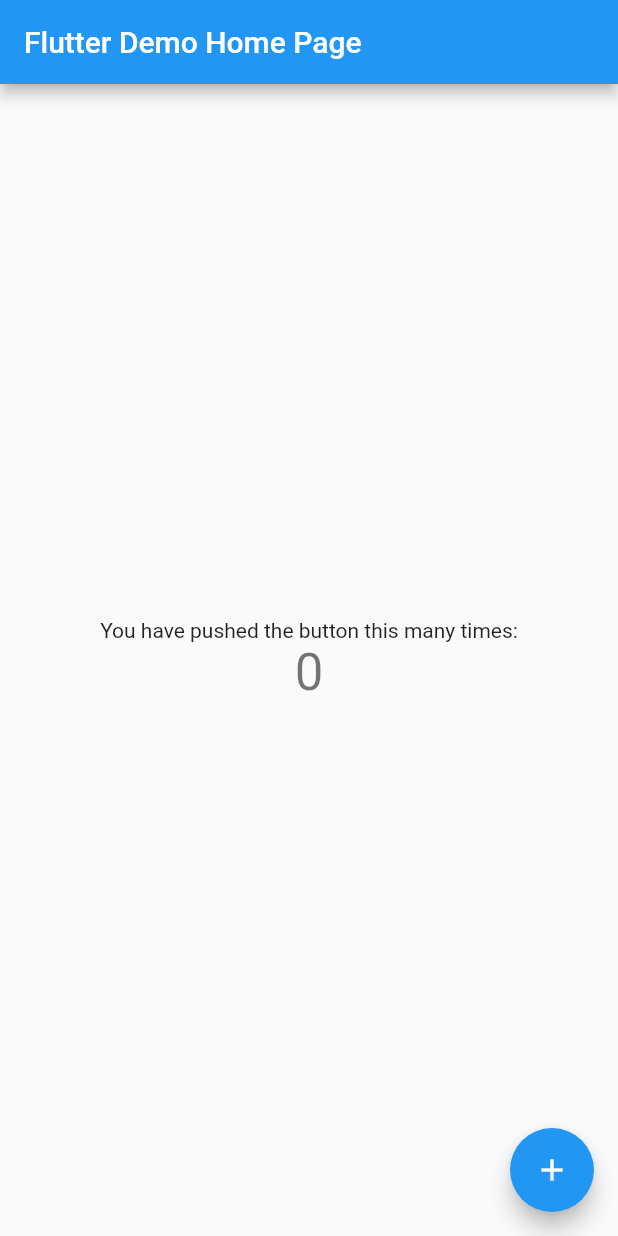
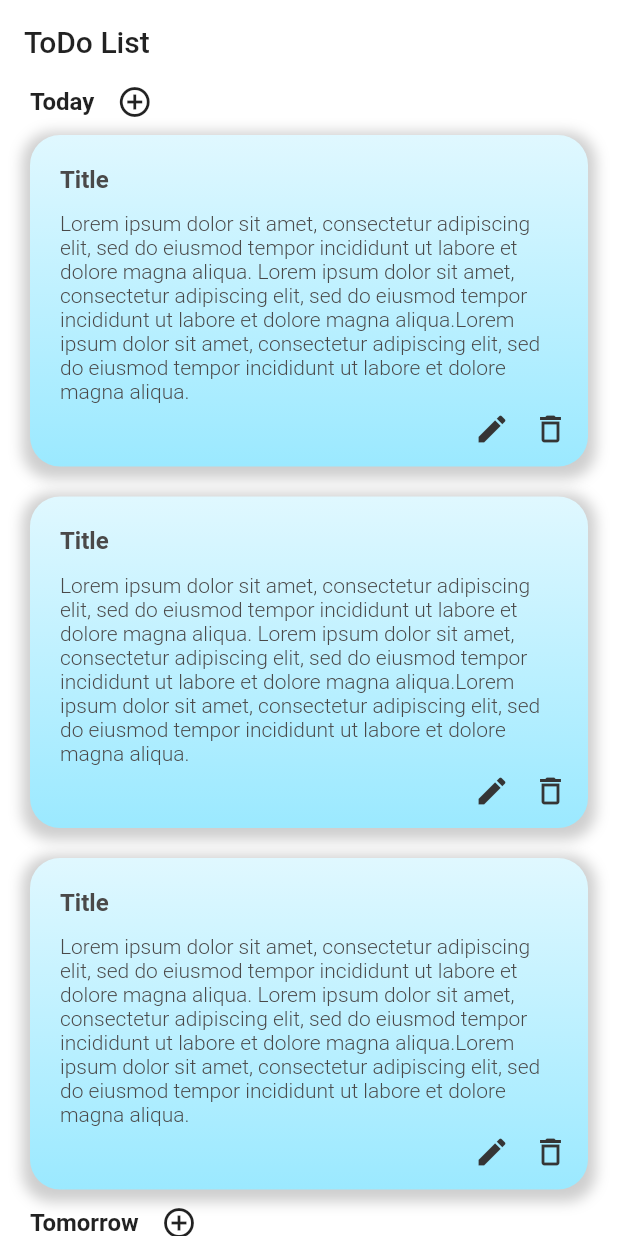
Before and after one commit to shilpashendre/flutter_todolist, a Flutter app: the screen it shows after launch, on a phone screen of 412 x 824 dp. Run offline on Flutter 3.47's test engine with Material 2 defaults, Android fonts, the phone set to English and light mode, and no system bars.

Commit message:
initial UI

```diff
--- a/lib/main.dart
+++ b/lib/main.dart
@@ -1,4 +1,5 @@
 import 'package:flutter/material.dart';
+import 'package:todolist/pages/todo_list_page.dart';
 
 void main() {
   runApp(const MyApp());
@@ -13,33 +14,15 @@ class MyApp extends StatelessWidget {
     return MaterialApp(
       title: 'Flutter Demo',
       theme: ThemeData(
-        // This is the theme of your application.
-        //
-        // Try running your application with "flutter run". You'll see the
-        // application has a blue toolbar. Then, without quitting the app, try
-        // changing the primarySwatch below to Colors.green and then invoke
-        // "hot reload" (press "r" in the console where you ran "flutter run",
-        // or simply save your changes to "hot reload" in a Flutter IDE).
-        // Notice that the counter didn't reset back to zero; the application
-        // is not restarted.
         primarySwatch: Colors.blue,
       ),
-      home: const MyHomePage(title: 'Flutter Demo Home Page'),
+      home: const MyHomePage(title: 'ToDo List'),
     );
   }
 }
 
 class MyHomePage extends StatefulWidget {
   const MyHomePage({Key? key, required this.title}) : super(key: key);
-
-  // This widget is the home page of your application. It is stateful, meaning
-  // that it has a State object (defined below) that contains fields that affect
-  // how it looks.
-
-  // This class is the configuration for the state. It holds the values (in this
-  // case the title) provided by the parent (in this case the App widget) and
-  // used by the build method of the State. Fields in a Widget subclass are
-  // always marked "final".
 
   final String title;
 
@@ -48,68 +31,18 @@ class MyHomePage extends StatefulWidget {
 }
 
 class _MyHomePageState extends State<MyHomePage> {
-  int _counter = 0;
-
-  void _incrementCounter() {
-    setState(() {
-      // This call to setState tells the Flutter framework that something has
-      // changed in this State, which causes it to rerun the build method below
-      // so that the display can reflect the updated values. If we changed
-      // _counter without calling setState(), then the build method would not be
-      // called again, and so nothing would appear to happen.
-      _counter++;
-    });
-  }
-
   @override
   Widget build(BuildContext context) {
-    // This method is rerun every time setState is called, for instance as done
-    // by the _incrementCounter method above.
-    //
-    // The Flutter framework has been optimized to make rerunning build methods
-    // fast, so that you can just rebuild anything that needs updating rather
-    // than having to individually change instances of widgets.
     return Scaffold(
-      appBar: AppBar(
-        // Here we take the value from the MyHomePage object that was created by
-        // the App.build method, and use it to set our appbar title.
-        title: Text(widget.title),
-      ),
-      body: Center(
-        // Center is a layout widget. It takes a single child and positions it
-        // in the middle of the parent.
-        child: Column(
-          // Column is also a layout widget. It takes a list of children and
-          // arranges them vertically. By default, it sizes itself to fit its
-          // children horizontally, and tries to be as tall as its parent.
-          //
-          // Invoke "debug painting" (press "p" in the console, choose the
-          // "Toggle Debug Paint" action from the Flutter Inspector in Android
-          // Studio, or the "Toggle Debug Paint" command in Visual Studio Code)
-          // to see the wireframe for each widget.
-          //
-          // Column has various properties to control how it sizes itself and
-          // how it positions its children. Here we use mainAxisAlignment to
-          // center the children vertically; the main axis here is the vertical
-          // axis because Columns are vertical (the cross axis would be
-          // horizontal).
-          mainAxisAlignment: MainAxisAlignment.center,
-          children: <Widget>[
-            const Text(
-              'You have pushed the button this many times:',
-            ),
-            Text(
-              '$_counter',
-              style: Theme.of(context).textTheme.headline4,
-            ),
-          ],
+        backgroundColor: Colors.white,
+        appBar: AppBar(
+          backgroundColor: Colors.white,
+          elevation: 0,
+          title: Text(
+            widget.title,
+            style: const TextStyle(color: Colors.black87),
+          ),
         ),
-      ),
-      floatingActionButton: FloatingActionButton(
-        onPressed: _incrementCounter,
-        tooltip: 'Increment',
-        child: const Icon(Icons.add),
-      ), // This trailing comma makes auto-formatting nicer for build methods.
-    );
+        body: const ToDoList());
   }
 }
--- /dev/null
+++ b/lib/pages/todo_list_page.dart
@@ -0,0 +1,136 @@
+import 'package:flutter/material.dart';
+
+class ToDoList extends StatefulWidget {
+  const ToDoList({Key? key}) : super(key: key);
+
+  @override
+  State<ToDoList> createState() => _ToDoListState();
+}
+
+class _ToDoListState extends State<ToDoList> {
+  List days = ["Today", "Tomorrow", "Upcoming"];
+  @override
+  Widget build(BuildContext context) {
+    return SingleChildScrollView(
+      child: Padding(
+        padding: const EdgeInsets.symmetric(horizontal: 10.0),
+        child: Column(
+          children: [
+            ListView.builder(
+              physics: const NeverScrollableScrollPhysics(),
+              shrinkWrap: true,
+              itemCount: days.length,
+              itemBuilder: (context, index) {
+                return Column(
+                  mainAxisAlignment: MainAxisAlignment.start,
+                  crossAxisAlignment: CrossAxisAlignment.start,
+                  children: [
+                    Padding(
+                      padding: const EdgeInsets.symmetric(horizontal: 10.0),
+                      child: Row(
+                        mainAxisAlignment: MainAxisAlignment.start,
+                        children: [
+                          Text(
+                            days[index],
+                            style: const TextStyle(
+                                fontSize: 16, fontWeight: FontWeight.w700),
+                          ),
+                          const SizedBox(width: 15),
+                          const Icon(Icons.add_circle_outline)
+                        ],
+                      ),
+                    ),
+                    ListView.builder(
+                      physics: const NeverScrollableScrollPhysics(),
+                      shrinkWrap: true,
+                      itemCount: 3,
+                      itemBuilder: (context, index) {
+                        return Padding(
+                          padding: const EdgeInsets.symmetric(
+                              horizontal: 10.0, vertical: 10),
+                          child: Container(
+                            decoration: BoxDecoration(
+                                borderRadius:
+                                    const BorderRadius.all(Radius.circular(20)),
+                                boxShadow: [
+                                  BoxShadow(
+                                    color: Colors.grey.withOpacity(0.5),
+                                    spreadRadius: 5,
+                                    blurRadius: 7,
+                                    offset: const Offset(
+                                        0, 3), // changes position of shadow
+                                  ),
+                                ],
+                                gradient: const LinearGradient(
+                                  begin: Alignment.bottomCenter,
+                                  end: Alignment.topCenter,
+                                  colors: [
+                                    Color(0xFF9BE9FF),
+                                    Color(0xFFE0F8FF),
+                                  ],
+                                )),
+                            child: Padding(
+                              padding: const EdgeInsets.all(8),
+                              child: Column(
+                                  crossAxisAlignment: CrossAxisAlignment.start,
+                                  children: [
+                                    const Padding(
+                                      padding: EdgeInsets.only(
+                                          left: 12, right: 12, top: 12.0),
+                                      child: Text(
+                                        "Title",
+                                        style: TextStyle(
+                                            color: Color(0xFF4A4949),
+                                            fontSize: 16,
+                                            fontWeight: FontWeight.w700),
+                                      ),
+                                    ),
+                                    const Padding(
+                                      padding: EdgeInsets.only(
+                                          left: 12, right: 12, top: 12.0),
+                                      child: Text(
+                                        "Lorem ipsum dolor sit amet, consectetur adipiscing elit, sed do eiusmod tempor incididunt ut labore et dolore magna aliqua. Lorem ipsum dolor sit amet, consectetur adipiscing elit, sed do eiusmod tempor incididunt ut labore et dolore magna aliqua.Lorem ipsum dolor sit amet, consectetur adipiscing elit, sed do eiusmod tempor incididunt ut labore et dolore magna aliqua.",
+                                        style: TextStyle(
+                                            color: Color(0xFF4A4949),
+                                            fontSize: 14,
+                                            fontWeight: FontWeight.w300),
+                                      ),
+                                    ),
+                                    Row(
+                                      mainAxisAlignment: MainAxisAlignment.end,
+                                      children: const [
+                                        Padding(
+                                          padding: EdgeInsets.all(5.0),
+                                          child: Icon(
+                                            Icons.edit,
+                                            color: Color(0xFF353535),
+                                          ),
+                                        ),
+                                        SizedBox(
+                                          width: 5,
+                                        ),
+                                        Padding(
+                                          padding: EdgeInsets.all(5.0),
+                                          child: Icon(
+                                            Icons.delete_outline_outlined,
+                                            color: Color(0xFF353535),
+                                          ),
+                                        )
+                                      ],
+                                    )
+                                  ]),
+                            ),
+                          ),
+                        );
+                      },
+                    )
+                  ],
+                );
+              },
+            ),
+          ],
+        ),
+      ),
+    );
+  }
+}
```
Also changed, not shown: 10 other files.
